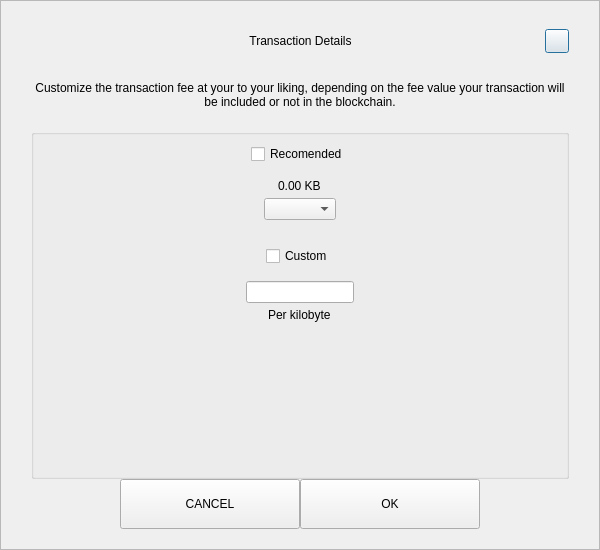
First picture: the form in src/qt/timelockcoin/forms/sendcustomfeedialog.ui, repository timelockcoin/tym, before the edit.
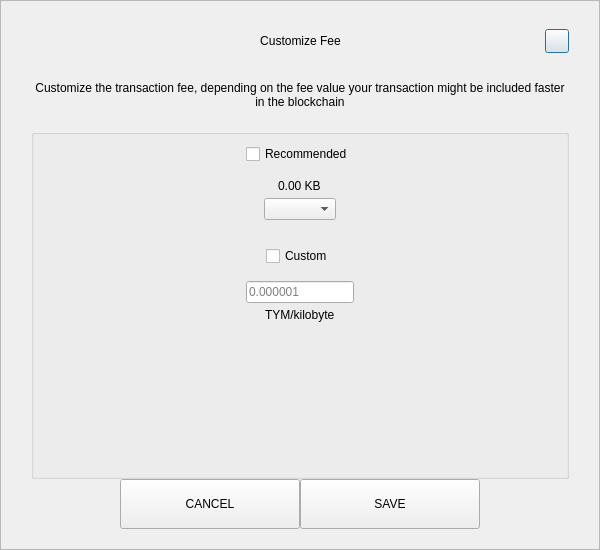
Second picture: the form after the edit.

```diff
--- a/src/qt/timelockcoin/forms/sendcustomfeedialog.ui
+++ b/src/qt/timelockcoin/forms/sendcustomfeedialog.ui
@@ -92,7 +92,7 @@
            <string notr="true">padding-left:24px;</string>
           </property>
           <property name="text">
-           <string>Transaction Details</string>
+           <string>Customize Fee</string>
           </property>
           <property name="alignment">
            <set>Qt::AlignCenter</set>
@@ -155,7 +155,7 @@
       <item>
        <widget class="QLabel" name="labelMessage">
         <property name="text">
-         <string>Customize the transaction fee at your to your liking, depending on the fee value your transaction will be included or not in the blockchain.</string>
+         <string>Customize the transaction fee, depending on the fee value your transaction might be included faster in the blockchain</string>
         </property>
         <property name="alignment">
          <set>Qt::AlignCenter</set>
@@ -201,7 +201,7 @@
            <item alignment="Qt::AlignHCenter">
             <widget class="QCheckBox" name="checkBoxRecommended">
              <property name="text">
-              <string>Recomended</string>
+              <string>Recommended</string>
              </property>
             </widget>
            </item>
@@ -278,12 +278,16 @@
             </spacer>
            </item>
            <item alignment="Qt::AlignHCenter">
-            <widget class="QLineEdit" name="lineEditCustomFee"/>
+            <widget class="QLineEdit" name="lineEditCustomFee">
+             <property name="placeholderText">
+              <string notr="true">0.000001</string>
+             </property>
+            </widget>
            </item>
            <item alignment="Qt::AlignHCenter">
             <widget class="QLabel" name="labelCustomFee">
              <property name="text">
-              <string>Per kilobyte</string>
+              <string>TYM/kilobyte</string>
              </property>
             </widget>
            </item>
@@ -348,7 +352,7 @@
            <enum>Qt::NoFocus</enum>
           </property>
           <property name="text">
-           <string>OK</string>
+           <string>SAVE</string>
           </property>
          </widget>
         </item>
```
